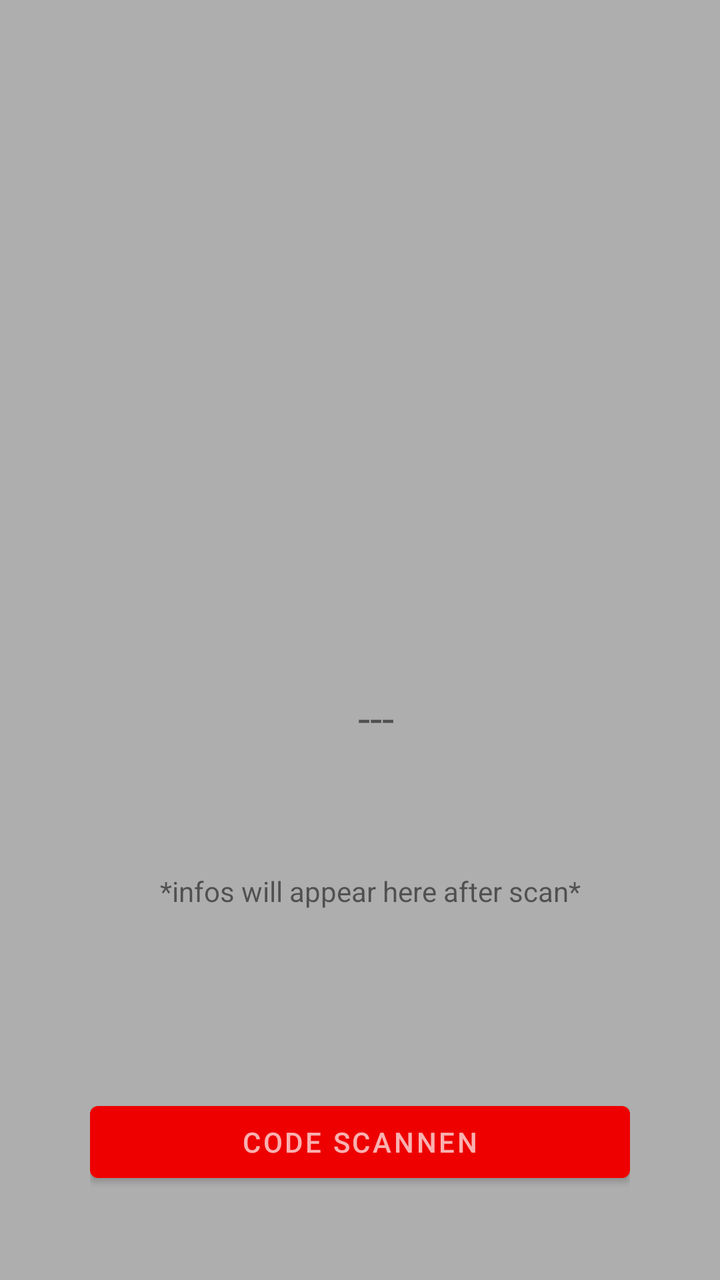
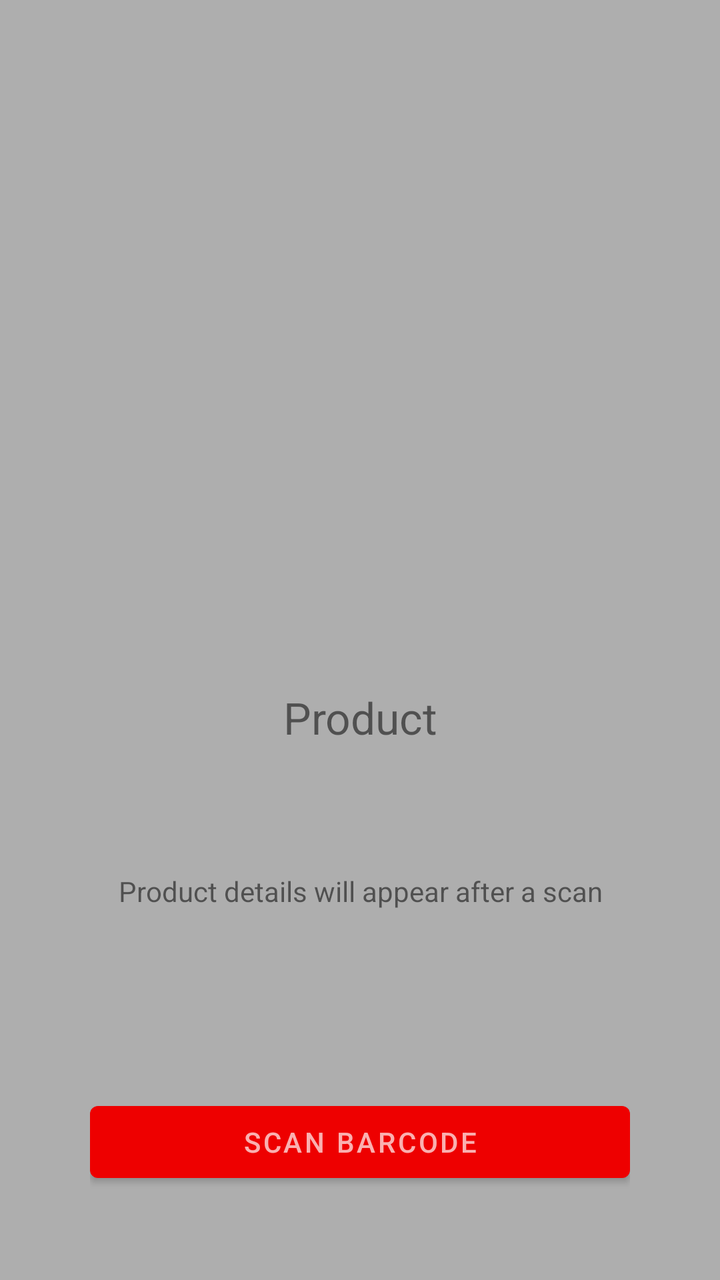

The first picture is an Android layout as it rendered before a commit; the second is the same layout after the commit. The layout source and the unified diff follow.
<!-- AndroidManifest.xml: application theme Theme.BarcodeScanner -->
<!-- res/layout/activity_main.xml -->
<?xml version="1.0" encoding="utf-8"?>
<LinearLayout xmlns:android="http://schemas.android.com/apk/res/android"
    xmlns:app="http://schemas.android.com/apk/res-auto"
    xmlns:tools="http://schemas.android.com/tools"
    android:id="@+id/main"
    android:layout_width="match_parent"
    android:layout_height="match_parent"
    android:orientation="vertical"
    android:padding="45dp"
    android:background="#A3808080"
    tools:context=".MainActivity">

    <LinearLayout
        android:layout_width="match_parent"
        android:layout_height="wrap_content"
        android:layout_weight="1"
        android:orientation="vertical">

        <ImageView
            android:id="@+id/image"
            android:layout_width="200dp"
            android:layout_height="200dp"
            android:layout_gravity="center"
            android:src="@mipmap/ic_launcher" />

        <TextView
            android:id="@+id/brand"
            android:layout_width="match_parent"
            android:layout_height="wrap_content"
            android:layout_marginTop="40dp"
            android:gravity="center_horizontal" />

        <TextView
            android:id="@+id/product"
            android:layout_width="match_parent"
            android:layout_height="52dp"
            android:layout_marginTop="40dp"
            android:gravity="center_horizontal"
            android:text="   ---"
            android:textSize="22sp" />

        <TextView
            android:id="@+id/code"
            android:layout_width="match_parent"
            android:layout_height="wrap_content"
            android:layout_marginTop="40dp"
            android:gravity="center_horizontal"
            android:text="   *infos will appear here after scan*" />

        <TextView
            android:id="@+id/status"
            android:layout_width="match_parent"
            android:layout_height="wrap_content"
            android:layout_marginTop="40dp"
            android:gravity="center_horizontal"
            android:text="   " />

    </LinearLayout>

    <Button
        android:id="@+id/scan"
        android:layout_width="match_parent"
        android:layout_height="wrap_content"
        android:text="Code scannen"
        tools:ignore="HardcodedText" />
</LinearLayout>
<!-- resources referenced by this layout -->
<resources>
  <!-- mipmap ic_launcher (mipmap-anydpi-v26) -->
  <?xml version="1.0" encoding="utf-8"?>
  <adaptive-icon xmlns:android="http://schemas.android.com/apk/res/android">
      <background android:drawable="@color/ic_launcher_background" />
      <foreground android:drawable="@mipmap/ic_launcher_foreground" />
  </adaptive-icon>
  <style name="Theme.BarcodeScanner" parent="Theme.MaterialComponents.DayNight.DarkActionBar">
          
          <item name="colorPrimary">@color/purple_500</item>
          <item name="colorPrimaryVariant">@color/purple_700</item>
          <item name="colorOnPrimary">@color/white</item>
          
          <item name="colorSecondary">@color/teal_200</item>
          <item name="colorSecondaryVariant">@color/teal_700</item>
          <item name="colorOnSecondary">@color/black</item>
          
          <item name="android:statusBarColor">?attr/colorPrimaryVariant</item>
          
      </style>
  <color name="ic_launcher_background">#FFFFFF</color>
  <color name="purple_500">#EE0000</color>
  <color name="purple_700">#FF3700B3</color>
  <color name="white">#B0FFFFFF</color>
  <color name="teal_200">#FF03DAC5</color>
  <color name="teal_700">#FF018786</color>
  <color name="black">#A3808080</color>
</resources>

<!-- the commit's change to res/layout/activity_main.xml (unified diff, before → after) -->
@@ -1,6 +1,5 @@
 <?xml version="1.0" encoding="utf-8"?>
 <LinearLayout xmlns:android="http://schemas.android.com/apk/res/android"
-    xmlns:app="http://schemas.android.com/apk/res-auto"
     xmlns:tools="http://schemas.android.com/tools"
     android:id="@+id/main"
     android:layout_width="match_parent"
@@ -21,6 +20,7 @@
             android:layout_width="200dp"
             android:layout_height="200dp"
             android:layout_gravity="center"
+            android:contentDescription="@string/product_image"
             android:src="@mipmap/ic_launcher" />
 
         <TextView
@@ -36,7 +36,7 @@
             android:layout_height="52dp"
             android:layout_marginTop="40dp"
             android:gravity="center_horizontal"
-            android:text="   ---"
+            android:text="@string/product_placeholder"
             android:textSize="22sp" />
 
         <TextView
@@ -45,15 +45,14 @@
             android:layout_height="wrap_content"
             android:layout_marginTop="40dp"
             android:gravity="center_horizontal"
-            android:text="   *infos will appear here after scan*" />
+            android:text="@string/scan_placeholder" />
 
         <TextView
             android:id="@+id/status"
             android:layout_width="match_parent"
             android:layout_height="wrap_content"
             android:layout_marginTop="40dp"
-            android:gravity="center_horizontal"
-            android:text="   " />
+            android:gravity="center_horizontal" />
 
     </LinearLayout>
 
@@ -61,6 +60,5 @@
         android:id="@+id/scan"
         android:layout_width="match_parent"
         android:layout_height="wrap_content"
-        android:text="Code scannen"
-        tools:ignore="HardcodedText" />
+        android:text="@string/scan_barcode" />
 </LinearLayout>
<!-- resource entries referenced after the edit -->
@@ -6,6 +6,10 @@
       <background android:drawable="@color/ic_launcher_background" />
       <foreground android:drawable="@mipmap/ic_launcher_foreground" />
   </adaptive-icon>
+  <string name="product_image">Product image</string>
+  <string name="product_placeholder">Product</string>
+  <string name="scan_barcode">Scan barcode</string>
+  <string name="scan_placeholder">Product details will appear after a scan</string>
   <style name="Theme.BarcodeScanner" parent="Theme.MaterialComponents.DayNight.DarkActionBar">
           
           <item name="colorPrimary">@color/purple_500</item>
